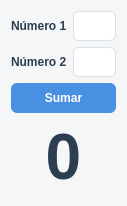
Above: gui/ventana_calculadora.ui from marianomontenegron/calculadoragui before the change. Below: the same form after it.
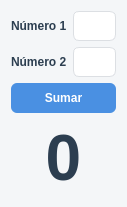
That is the form after the change.

What changed in the file:
```diff
--- a/gui/ventana_calculadora.ui
+++ b/gui/ventana_calculadora.ui
@@ -7,7 +7,7 @@
     <x>0</x>
     <y>0</y>
     <width>127</width>
-    <height>206</height>
+    <height>207</height>
    </rect>
   </property>
   <property name="windowTitle">
```
